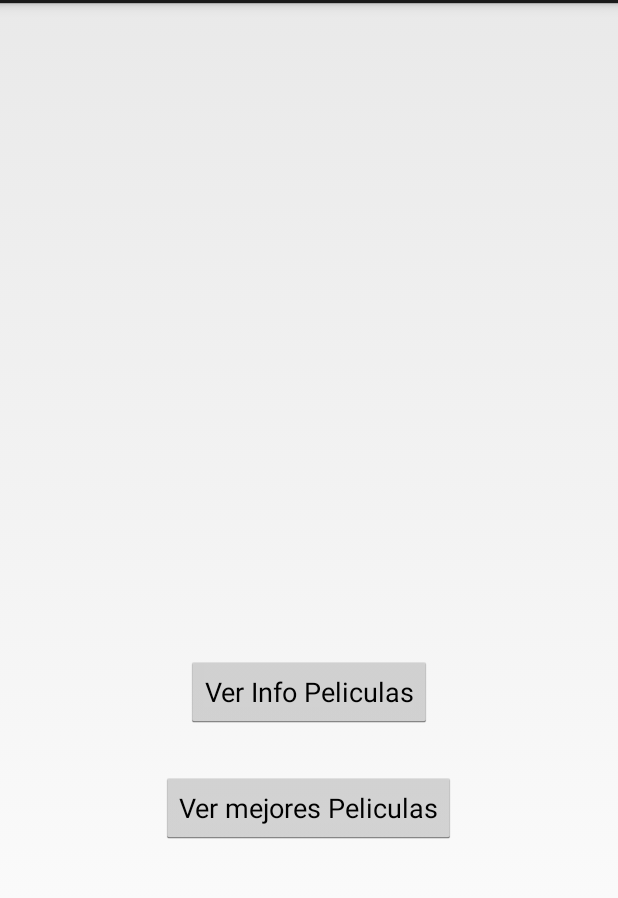
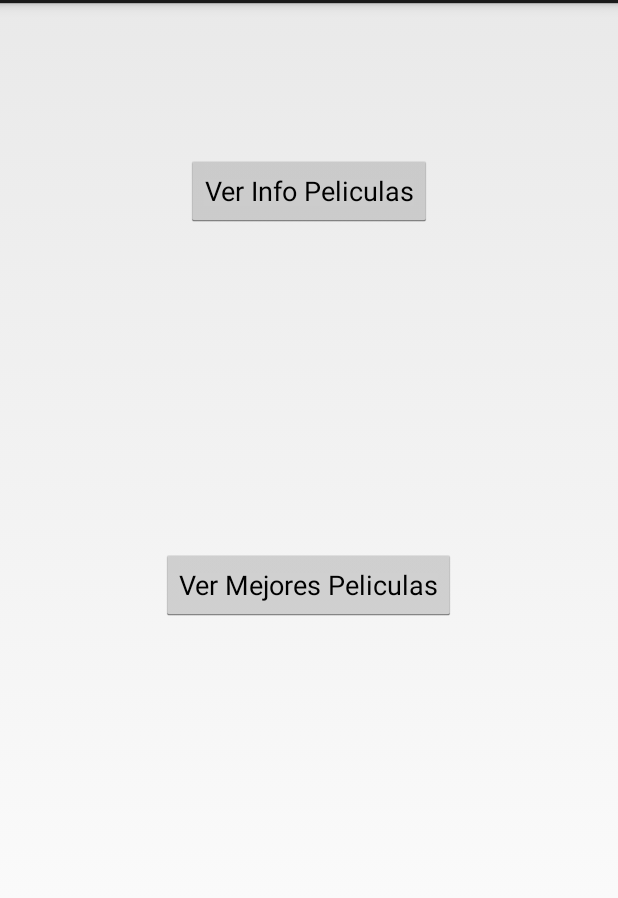
Before and after one commit to hiroshigiotoku/Lab05, an Android app: the screen it shows after launch (MainActivity), on a phone screen of 412 x 824 dp, the part 69-967 px from its top. Run offline under Robolectric (Android 15) with nearby library versions, the phone set to English and light mode, and no system bars.

Commit message:
Version para entregar... falta terminar

```diff
--- a/app/src/main/java/dam/pucp/edu/pe/catalogodepeliculas/MainActivity.java
+++ b/app/src/main/java/dam/pucp/edu/pe/catalogodepeliculas/MainActivity.java
@@ -26,14 +26,5 @@ public class MainActivity extends Activity {
                 startActivity(intent);
             }
         });
-
-        viewBestMovies.setOnClickListener(new View.OnClickListener() {
-            @Override
-            public void onClick(View view) {
-                Intent intent = new Intent(MainActivity.this, ViewBestMovies.class);
-                startActivity(intent);
-            }
-        });
-
     }
 }
--- a/app/src/main/java/dam/pucp/edu/pe/catalogodepeliculas/views/ViewBestMovies.java
+++ b/app/src/main/java/dam/pucp/edu/pe/catalogodepeliculas/views/ViewBestMovies.java
@@ -1,11 +1,11 @@
 package dam.pucp.edu.pe.catalogodepeliculas.views;
 
-import android.app.Activity;
 import android.os.Bundle;
+import android.support.v7.app.AppCompatActivity;
 
 import dam.pucp.edu.pe.catalogodepeliculas.R;
 
-public class ViewBestMovies extends Activity {
+public class ViewBestMovies extends AppCompatActivity {
 
     @Override
     protected void onCreate(Bundle savedInstanceState) {
--- a/app/src/main/res/layout/activity_main.xml
+++ b/app/src/main/res/layout/activity_main.xml
@@ -15,17 +15,17 @@
     android:text="Ver Info Peliculas"
     android:layout_width="wrap_content"
     android:layout_height="wrap_content"
-        android:id="@+id/bestMovieButton"
-        android:layout_marginBottom="77dp"
-        android:layout_alignBottom="@+id/infoMovieButton"
-        android:layout_centerHorizontal="true" />
+    android:layout_alignParentTop="true"
+    android:layout_centerHorizontal="true"
+    android:layout_marginTop="85dp"
+    android:id="@+id/infoMovieButton" />
 
 <Button
-        android:text="Ver mejores Peliculas"
+    android:text="Ver Mejores Peliculas"
     android:layout_width="wrap_content"
     android:layout_height="wrap_content"
-        android:id="@+id/infoMovieButton"
-        android:layout_marginBottom="199dp"
-        android:layout_alignParentBottom="true"
-        android:layout_centerHorizontal="true" />
+    android:layout_centerVertical="true"
+    android:layout_centerHorizontal="true"
+    android:id="@+id/bestMovieButton" />
+
 </RelativeLayout>
```
Also changed, not shown: app/src/main/java/dam/pucp/edu/pe/catalogodepeliculas/adapters/ImageAdapter.java (+5 -3 lines), app/src/main/java/dam/pucp/edu/pe/catalogodepeliculas/views/MovieInfo.java (+15 -25 lines), app/src/main/java/dam/pucp/edu/pe/catalogodepeliculas/views/ViewInfMovie.java (+10 -14 lines), app/src/main/res/layout/activity_movie_info.xml (+10 -8 lines), app/src/main/res/layout/activity_view_inf_movie.xml (+4 -3 lines), app/src/main/res/drawable/movie_1.jpg, app/src/main/res/drawable/movie_2.jpg, app/src/main/res/drawable/movie_3.jpg, app/src/main/res/drawable/movie_4.jpg. Lines whose indentation alone changed are shown as unchanged.
